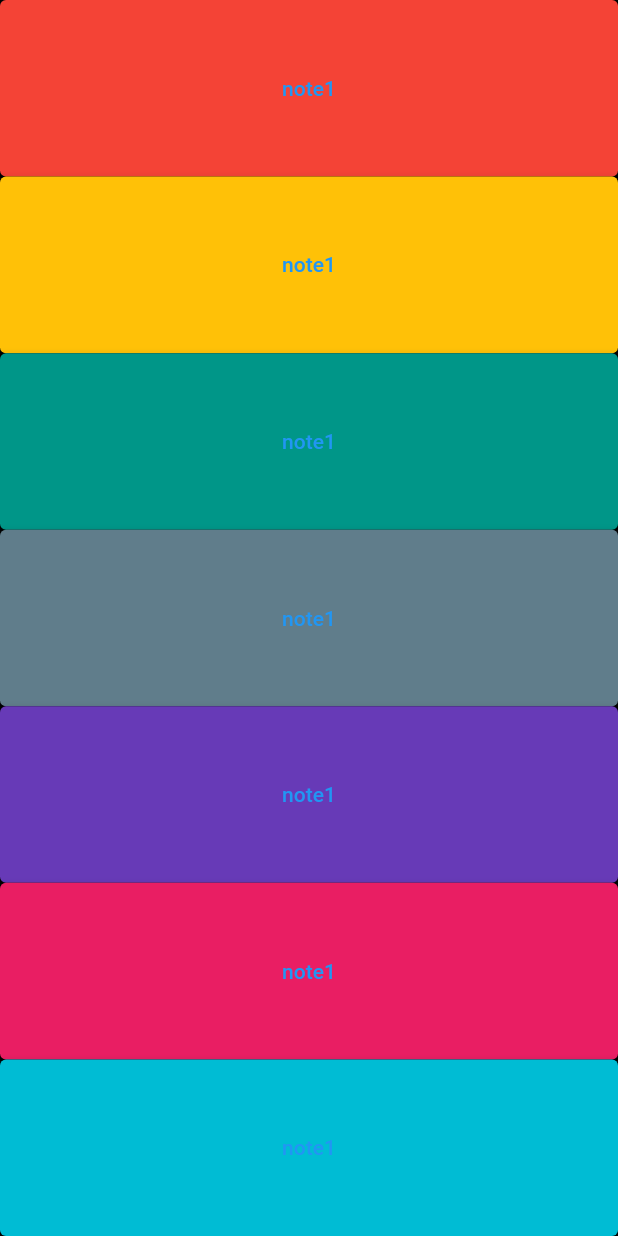
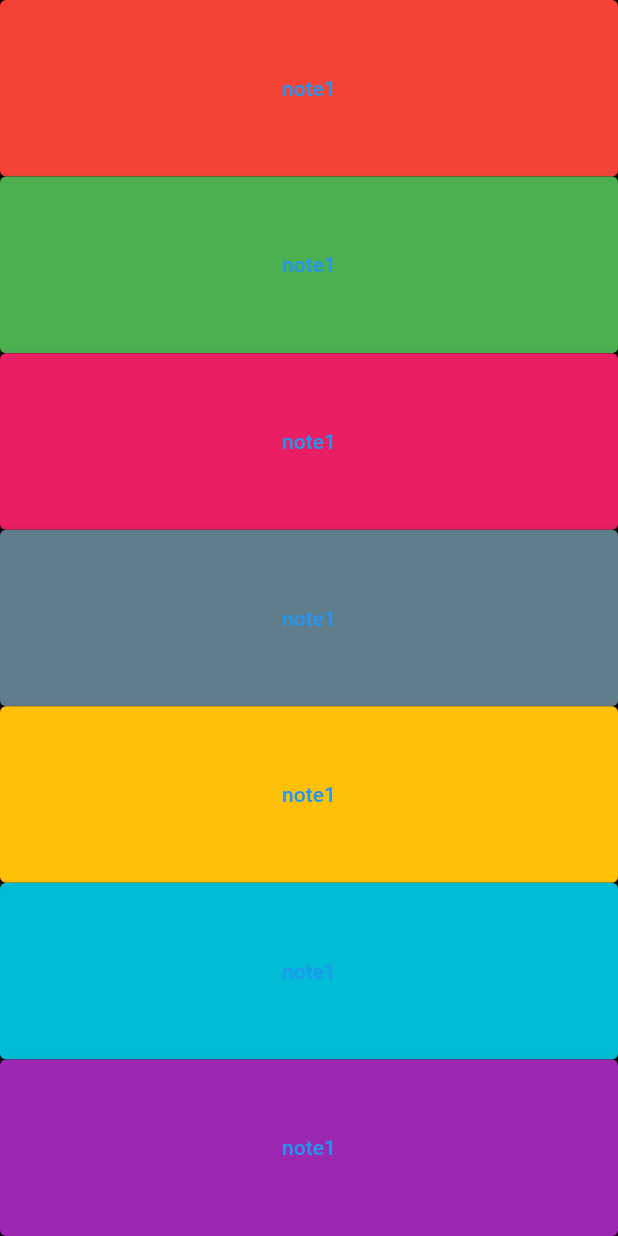
Before and after one commit to bethel-m/xylophone, a Flutter app: the screen it shows after launch, on a phone screen of 412 x 824 dp. Run offline on Flutter 3.47's test engine with Material 2 defaults, Android fonts, the phone set to English and light mode, and no system bars; our stand-ins replace audioplayers.

Commit message:
refactored the code to use funtions

```diff
--- a/lib/main.dart
+++ b/lib/main.dart
@@ -5,6 +5,21 @@ void main() => runApp(XylophoneApp());
 playSound(int soundNumber) {
   final player = AudioPlayer();
   player.play(AssetSource('note$soundNumber.wav'));
+}
+
+Expanded buildKey({MaterialColor color = Colors.red, int soundNumber = 1}) {
+  return Expanded(
+    child: TextButton(
+      onPressed: () async {
+        playSound(soundNumber);
+      },
+      style: TextButton.styleFrom(
+        elevation: 5,
+        backgroundColor: color,
+      ),
+      child: const Text("note1"),
+    ),
+  );
 }
 
 class XylophoneApp extends StatelessWidget {
@@ -17,90 +32,13 @@ class XylophoneApp extends StatelessWidget {
           child: Column(
             crossAxisAlignment: CrossAxisAlignment.stretch,
             children: [
-              Expanded(
-                child: TextButton(
-                  onPressed: () async {
-                    playSound(1);
-                  },
-                  style: TextButton.styleFrom(
-                    elevation: 5,
-                    backgroundColor: Colors.red,
-                  ),
-                  child: const Text("note1"),
-                ),
-              ),
-              Expanded(
-                child: TextButton(
-                  onPressed: () async {
-                    playSound(2);
-                  },
-                  style: TextButton.styleFrom(
-                    elevation: 5,
-                    backgroundColor: Colors.amber,
-                  ),
-                  child: const Text("note1"),
-                ),
-              ),
-              Expanded(
-                child: TextButton(
-                  onPressed: () async {
-                    playSound(3);
-                  },
-                  style: TextButton.styleFrom(
-                    elevation: 5,
-                    backgroundColor: Colors.teal,
-                  ),
-                  child: const Text("note1"),
-                ),
-              ),
-              Expanded(
-                child: TextButton(
-                  onPressed: () async {
-                    playSound(4);
-                  },
-                  style: TextButton.styleFrom(
-                    elevation: 5,
-                    backgroundColor: Colors.blueGrey,
-                  ),
-                  child: const Text("note1"),
-                ),
-              ),
-              Expanded(
-                child: TextButton(
-                  onPressed: () async {
-                    playSound(5);
-                  },
-                  style: TextButton.styleFrom(
-                    elevation: 5,
-                    backgroundColor: Colors.deepPurple,
-                  ),
-                  child: const Text("note1"),
-                ),
-              ),
-              Expanded(
-                child: TextButton(
-                  onPressed: () async {
-                    playSound(6);
-                  },
-                  style: TextButton.styleFrom(
-                    elevation: 5,
-                    backgroundColor: Colors.pink,
-                  ),
-                  child: const Text("note1"),
-                ),
-              ),
-              Expanded(
-                child: TextButton(
-                  onPressed: () async {
-                    playSound(7);
-                  },
-                  style: TextButton.styleFrom(
-                    elevation: 5,
-                    backgroundColor: Colors.cyan,
-                  ),
-                  child: const Text("note1"),
-                ),
-              ),
+              buildKey(color: Colors.red, soundNumber: 1),
+              buildKey(color: Colors.green, soundNumber: 2),
+              buildKey(color: Colors.pink, soundNumber: 3),
+              buildKey(color: Colors.blueGrey, soundNumber: 4),
+              buildKey(color: Colors.amber, soundNumber: 5),
+              buildKey(color: Colors.cyan, soundNumber: 6),
+              buildKey(color: Colors.purple, soundNumber: 7),
             ],
           ),
         ),
```
